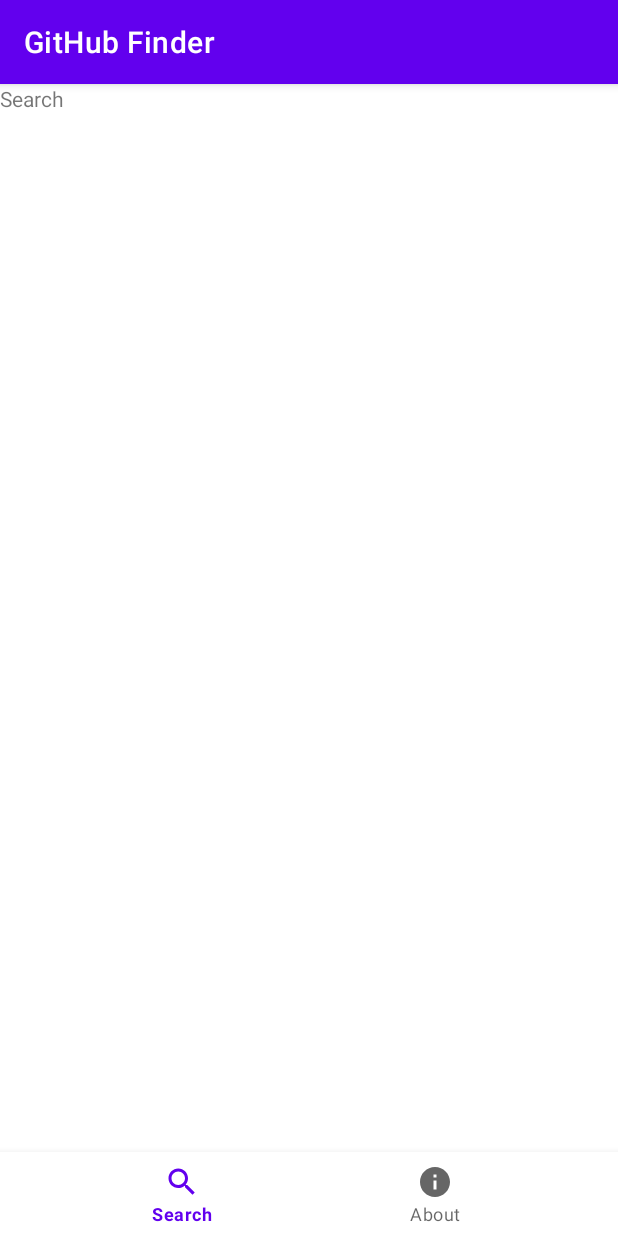
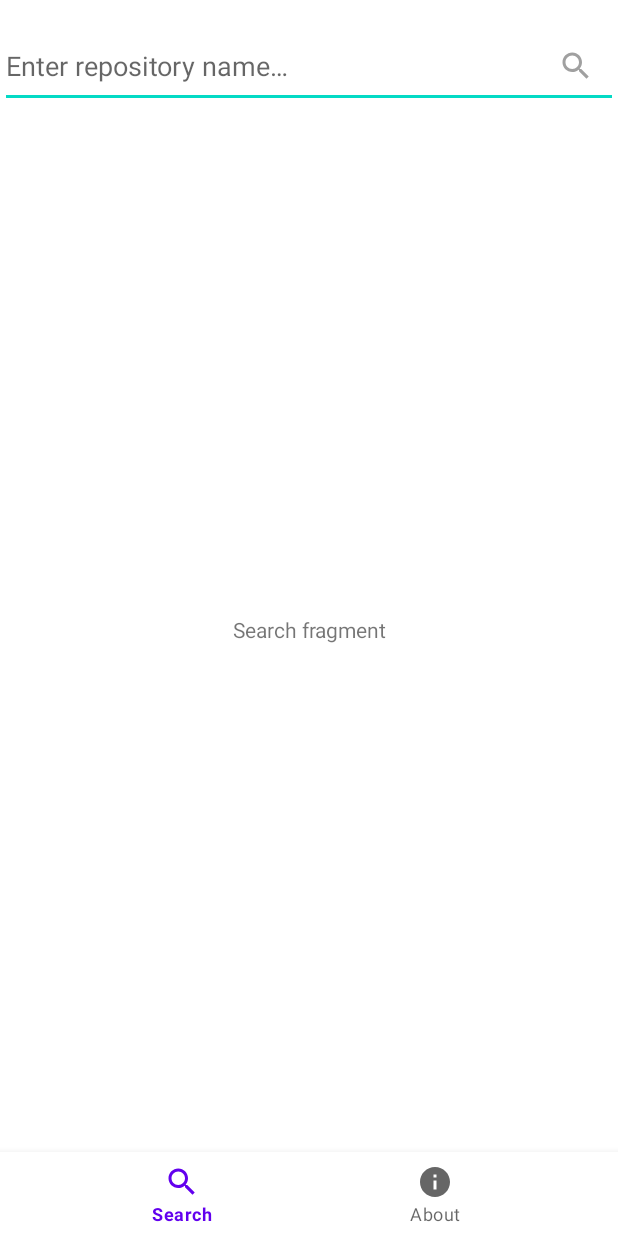
Before and after one commit to sergeytutushkin/GitHubFinder, an Android app: the screen it shows after launch (MainActivity), on a phone screen of 412 x 824 dp. Run offline under Robolectric (Android 15) with nearby library versions, the phone set to English and light mode, and no system bars; our stand-ins replace navigation-ui.

Commit message:
Search string added

```diff
--- /dev/null
+++ b/app/src/main/res/drawable/ic_search.xml
@@ -0,0 +1,10 @@
+<vector xmlns:android="http://schemas.android.com/apk/res/android"
+    android:width="24dp"
+    android:height="24dp"
+    android:tint="#A0A0A0"
+    android:viewportWidth="24"
+    android:viewportHeight="24">
+    <path
+        android:fillColor="@android:color/white"
+        android:pathData="M15.5,14h-0.79l-0.28,-0.27C15.41,12.59 16,11.11 16,9.5 16,5.91 13.09,3 9.5,3S3,5.91 3,9.5 5.91,16 9.5,16c1.61,0 3.09,-0.59 4.23,-1.57l0.27,0.28v0.79l5,4.99L20.49,19l-4.99,-5zM9.5,14C7.01,14 5,11.99 5,9.5S7.01,5 9.5,5 14,7.01 14,9.5 11.99,14 9.5,14z" />
+</vector>
--- a/app/src/main/res/layout/fragment_about.xml
+++ b/app/src/main/res/layout/fragment_about.xml
@@ -8,6 +8,7 @@
     <TextView
         android:layout_width="match_parent"
         android:layout_height="match_parent"
+        android:gravity="center"
         android:text="@string/text_about_fragment" />
 
 </FrameLayout>
--- a/app/src/main/res/layout/fragment_search.xml
+++ b/app/src/main/res/layout/fragment_search.xml
@@ -1,13 +1,42 @@
 <?xml version="1.0" encoding="utf-8"?>
-<FrameLayout xmlns:android="http://schemas.android.com/apk/res/android"
+<androidx.constraintlayout.widget.ConstraintLayout xmlns:android="http://schemas.android.com/apk/res/android"
+    xmlns:app="http://schemas.android.com/apk/res-auto"
     xmlns:tools="http://schemas.android.com/tools"
     android:layout_width="match_parent"
     android:layout_height="match_parent"
     tools:context=".ui.search.view.SearchFragment">
 
+    <EditText
+        android:id="@+id/searchInput"
+        android:layout_width="0dp"
+        android:layout_height="56dp"
+        android:layout_marginTop="16dp"
+        android:hint="@string/hint_search_input"
+        android:importantForAutofill="no"
+        android:inputType="text"
+        app:layout_constraintEnd_toEndOf="parent"
+        app:layout_constraintStart_toStartOf="parent"
+        app:layout_constraintTop_toTopOf="parent" />
+
+    <ImageView
+        android:id="@+id/searchIcon"
+        android:layout_width="wrap_content"
+        android:layout_height="wrap_content"
+        android:layout_marginEnd="16dp"
+        android:src="@drawable/ic_search"
+        app:layout_constraintBottom_toBottomOf="@id/searchInput"
+        app:layout_constraintEnd_toEndOf="@id/searchInput"
+        app:layout_constraintTop_toTopOf="@id/searchInput" />
+
     <TextView
-        android:layout_width="match_parent"
-        android:layout_height="match_parent"
-        android:text="Search" />
+        android:id="@+id/textView"
+        android:layout_width="0dp"
+        android:layout_height="0dp"
+        android:gravity="center"
+        android:text="Search fragment"
+        app:layout_constraintBottom_toBottomOf="parent"
+        app:layout_constraintEnd_toEndOf="parent"
+        app:layout_constraintStart_toStartOf="parent"
+        app:layout_constraintTop_toBottomOf="@id/searchInput" />
 
-</FrameLayout>
+</androidx.constraintlayout.widget.ConstraintLayout>
--- a/app/src/main/res/layout/fragment_user.xml
+++ b/app/src/main/res/layout/fragment_user.xml
@@ -8,6 +8,7 @@
     <TextView
         android:layout_width="match_parent"
         android:layout_height="match_parent"
-        android:text="User" />
+        android:gravity="center"
+        android:text="User fragment" />
 
 </FrameLayout>
--- a/app/src/main/res/values-night/themes.xml
+++ b/app/src/main/res/values-night/themes.xml
@@ -1,6 +1,6 @@
 <resources xmlns:tools="http://schemas.android.com/tools">
     <!-- Base application theme. -->
-    <style name="Theme.GitHubFinder" parent="Theme.MaterialComponents.DayNight.DarkActionBar">
+    <style name="Theme.GitHubFinder" parent="Theme.MaterialComponents.DayNight.NoActionBar">
         <!-- Primary brand color. -->
         <item name="colorPrimary">@color/purple_200</item>
         <item name="colorPrimaryVariant">@color/purple_700</item>
--- a/app/src/main/res/values/strings.xml
+++ b/app/src/main/res/values/strings.xml
@@ -3,4 +3,5 @@
     <string name="text_about_fragment">This is about screen…</string>
     <string name="menu_item_search">Search</string>
     <string name="menu_item_about">About</string>
+    <string name="hint_search_input">Enter repository name…</string>
 </resources>
--- a/app/src/main/res/values/themes.xml
+++ b/app/src/main/res/values/themes.xml
@@ -1,6 +1,6 @@
 <resources xmlns:tools="http://schemas.android.com/tools">
     <!-- Base application theme. -->
-    <style name="Theme.GitHubFinder" parent="Theme.MaterialComponents.DayNight.DarkActionBar">
+    <style name="Theme.GitHubFinder" parent="Theme.MaterialComponents.DayNight.NoActionBar">
         <!-- Primary brand color. -->
         <item name="colorPrimary">@color/purple_500</item>
         <item name="colorPrimaryVariant">@color/purple_700</item>
```
